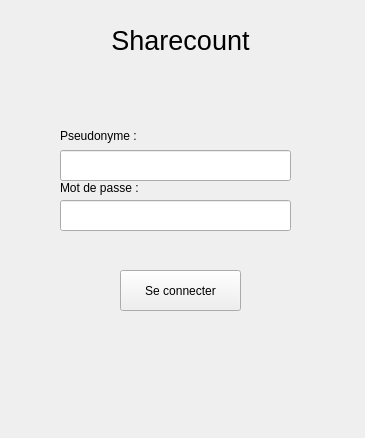
Qt form connect.ui (Obsywon/ShareCount) before a commit.
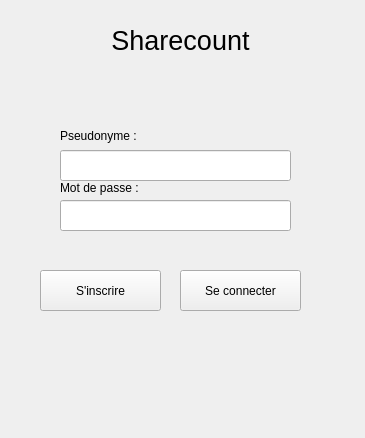
The same form after that commit.

The edit to the form file:
```diff
--- a/connect.ui
+++ b/connect.ui
@@ -94,7 +94,7 @@
   <widget class="QPushButton" name="connecter">
    <property name="geometry">
     <rect>
-     <x>120</x>
+     <x>180</x>
      <y>270</y>
      <width>121</width>
      <height>41</height>
@@ -117,6 +117,19 @@
     <string/>
    </property>
   </widget>
+  <widget class="QPushButton" name="inscrire">
+   <property name="geometry">
+    <rect>
+     <x>40</x>
+     <y>270</y>
+     <width>121</width>
+     <height>41</height>
+    </rect>
+   </property>
+   <property name="text">
+    <string>S'inscrire</string>
+   </property>
+  </widget>
  </widget>
  <resources/>
  <connections/>
```
